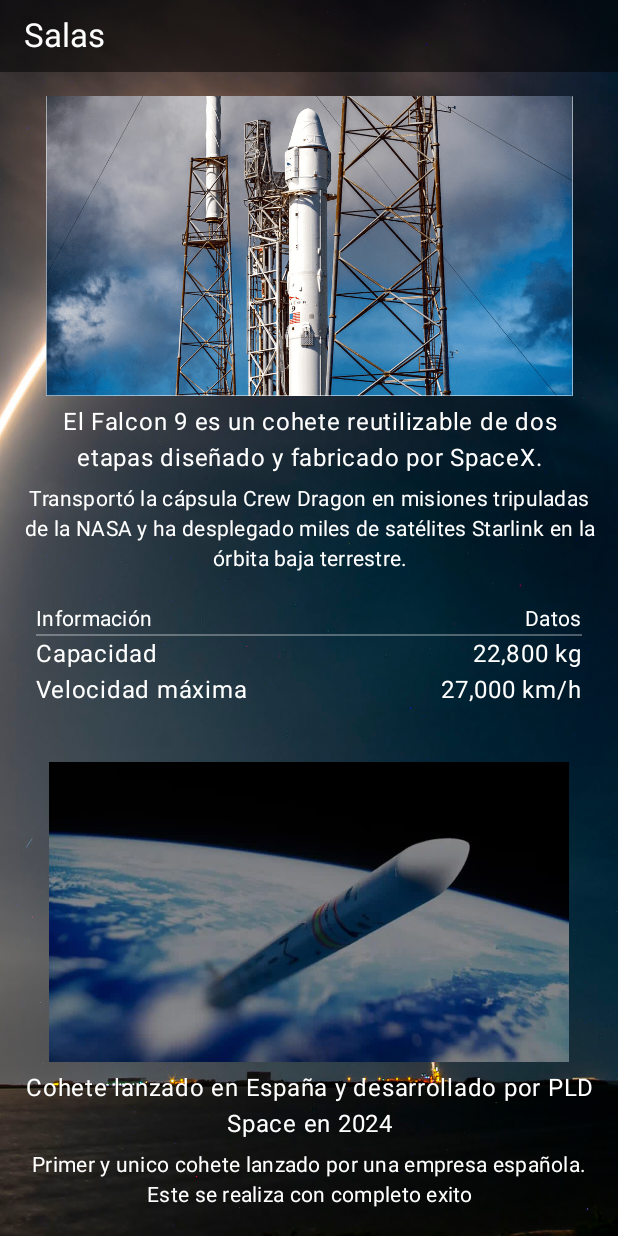
After one commit to adriiaan12/AplicacionMovil-Spacey, an Android app built with Jetpack Compose: the SalaScreen screen opened through its navigation route, on a phone screen of 412 x 824 dp. The commit adds this screen. Run offline under Robolectric (Android 15) with nearby library versions, the phone set to English and light mode, and no system bars.

Commit message:
Añadimos la screen salas
Contiene toda la informacion de las distintas salas.

```diff
--- a/app/src/main/java/com/example/ejemplo_menu_drawer/TaskManagerApp.kt
+++ b/app/src/main/java/com/example/ejemplo_menu_drawer/TaskManagerApp.kt
@@ -16,6 +16,7 @@ import androidx.navigation.compose.NavHost
 import androidx.navigation.compose.composable
 
 import com.example.ejemplo_menu_drawer.models.ViewModel_class
+import com.example.ejemplo_menu_drawer.ui.screens.SalaScreen
 import com.example.ejemplo_menu_drawer.ui.theme.Pink80
 
 @Composable
@@ -77,6 +78,7 @@ fun TaskManagerApp() {
             composable("home") { HomeScreen() }
             composable("tasks") { TaskScreen(viewModel) }
             composable("profile") { ProfileScreen() }
+            composable("Sala") { SalaScreen() }
         }
     }
 }
--- a/app/src/main/java/com/example/ejemplo_menu_drawer/models/ViewModel_class.kt
+++ b/app/src/main/java/com/example/ejemplo_menu_drawer/models/ViewModel_class.kt
@@ -36,8 +36,8 @@ class ViewModel_class:ViewModel() {
         _uiState.update { it.copy(apellido2 = nuevoApellido2) }
     }
 
-    fun onDniChange(nuevoDni: String) {
-        _uiState.update { it.copy(dni = nuevoDni) }
+    fun onDniChange(nuevotlf: String) {
+        _uiState.update { it.copy(tlf = nuevotlf) }
     }
 
     fun onEmailChange(nuevoEmail: String) {
@@ -50,7 +50,7 @@ class ViewModel_class:ViewModel() {
         when {
             state.nombre.isBlank() -> setError("El nombre es obligatorio")
             state.apellido1.isBlank() -> setError("El primer apellido es obligatorio")
-            state.dni.length < 8 -> setError("El DNI debe tener al menos 8 caracteres")
+            state.tlf.length < 9 -> setError("El tlf debe tener al menos 9 caracteres")
             !emailRegex.matches(state.email) -> setError("El email no tiene un formato válido")
             else -> {
                 _uiState.update {
--- a/app/src/main/java/com/example/ejemplo_menu_drawer/models/ViewModel_form.kt
+++ b/app/src/main/java/com/example/ejemplo_menu_drawer/models/ViewModel_form.kt
@@ -8,7 +8,7 @@ data class ViewModel_form(
     val nombre: String = "",
     val apellido1: String = "",
     val apellido2: String = "",
-    val dni: String = "",
+    val tlf: String = "",
     val email: String = "",
     val errorMensaje: String? = null,
     val envioExitoso: Boolean = false
--- a/app/src/main/java/com/example/ejemplo_menu_drawer/ui/components/AppDrawer.kt
+++ b/app/src/main/java/com/example/ejemplo_menu_drawer/ui/components/AppDrawer.kt
@@ -90,10 +90,10 @@ fun AppDrawer(onDestinationClicked: (String) -> Unit) {
             )
 
             NavigationDrawerItem(
-                label = { Text("Localizacion") },
+                label = { Text("Salas") },
                 selected = false,
-                onClick = { onDestinationClicked("profile") },
-                icon = { Icon(Icons.Default.Person, contentDescription = "Localizacion") },
+                onClick = { onDestinationClicked("Sala") },
+                icon = { Icon(Icons.Default.Person, contentDescription = "Salas") },
                 colors = NavigationDrawerItemDefaults.colors(
                     selectedContainerColor = Pink80, //MaterialTheme.colorScheme.primary.copy(alpha = 0.25f),
                     unselectedContainerColor = MaterialTheme.colorScheme.surface,  //MaterialTheme.colorScheme.surface,
--- /dev/null
+++ b/app/src/main/java/com/example/ejemplo_menu_drawer/ui/screens/SalaScreen.kt
@@ -0,0 +1,175 @@
+package com.example.ejemplo_menu_drawer.ui.screens
+
+import androidx.compose.foundation.layout.Box
+import androidx.compose.foundation.layout.fillMaxSize
+import androidx.compose.foundation.layout.padding
+import androidx.compose.material3.*
+import androidx.compose.material3.Text
+import androidx.compose.runtime.Composable
+import androidx.compose.ui.Modifier
+
+
+
+
+import androidx.compose.foundation.Image
+import androidx.compose.foundation.layout.*
+import androidx.compose.foundation.shape.RoundedCornerShape
+import androidx.compose.material3.MaterialTheme
+
+import androidx.compose.ui.Alignment
+import androidx.compose.ui.draw.clip
+import androidx.compose.ui.graphics.Color
+import androidx.compose.ui.layout.ContentScale
+import androidx.compose.ui.res.painterResource
+import androidx.compose.ui.text.style.TextAlign
+import androidx.compose.ui.unit.dp
+
+import androidx.compose.foundation.lazy.LazyColumn
+import androidx.compose.foundation.lazy.items
+
+import com.example.ejemplo_menu_drawer.R
+
+data class Sala(
+    val imagenRes: Int,
+    val descripcion: String,
+    val descripcion2: String,
+    val tablaInfo: List<Pair<String, String>> // cada par es una fila de la tabla (columna1, columna2)
+)
+
+@OptIn(ExperimentalMaterial3Api::class)
+@Composable
+fun SalaScreen() {
+    val salas = listOf(
+        Sala(
+            R.drawable.sala1,
+            "El Falcon 9 es un cohete reutilizable de dos etapas diseñado y fabricado por SpaceX.",
+            "Transportó la cápsula Crew Dragon en misiones tripuladas de la NASA y ha desplegado miles de satélites Starlink en la órbita baja terrestre.",
+            listOf(
+                "Capacidad" to "22,800 kg",
+                "Velocidad máxima" to "27,000 km/h"
+            )
+        ),
+        Sala(
+            R.drawable.sala2,
+            "Cohete lanzado en España y desarrollado por PLD Space en 2024",
+            "Primer y unico cohete lanzado por una empresa española. Este se realiza con completo exito",
+            listOf(
+                "Capacidad" to "140,000 kg",
+                "Velocidad máxima" to "39,900 km/h"
+            )
+        ),
+        Sala(
+            R.drawable.sala3,
+            "El Ariane 5 es un cohete de lanzamiento desarrollado por la Agencia Espacial Europea (ESA).",
+            "Realizó el lanzamiento del telescopio espacial James Webb en 2021.",
+            listOf(
+                "Capacidad" to "10,865 kg",
+                "Velocidad máxima" to "28,000 km/h"
+            )
+        )
+    )
+
+    Box(modifier = Modifier.fillMaxSize()) {
+
+        // Fondo que ocupa toda la pantalla, incluido el área de la TopAppBar
+        Image(
+            painter = painterResource(id = R.drawable.fotofondito),
+            contentDescription = "Fondo",
+            contentScale = ContentScale.Crop,
+            modifier = Modifier.fillMaxSize()
+        )
+
+        Scaffold(
+            //El codigo de aqui abajo sirve para que ponga salas y la barrita esta blurreada
+            topBar = {
+                TopAppBar(
+                    title = { Text("Salas") },
+                    modifier = Modifier.height(48.dp),
+                    colors = TopAppBarDefaults.topAppBarColors(
+                        containerColor = Color.Black.copy(alpha = 0.5f), // Transparente pero visible
+                        titleContentColor = Color.White
+                    )
+                )
+            },
+            containerColor = Color.Transparent // Hace que el fondo del Scaffold sea transparente
+        ) { paddingValues ->
+            LazyColumn(
+                modifier = Modifier
+                    .fillMaxSize()
+                    .padding(paddingValues)
+                    .padding(8.dp),
+                verticalArrangement = Arrangement.spacedBy(12.dp),
+                horizontalAlignment = Alignment.CenterHorizontally
+            ) {
+                items(salas) { sala ->
+                    SalaCard(sala)
+                }
+            }
+        }
+    }
+}
+
+@Composable
+fun SalaCard(sala: Sala) {
+    Column(
+        horizontalAlignment = Alignment.CenterHorizontally,
+        modifier = Modifier
+            .fillMaxWidth()
+            .padding(8.dp)
+    ) {
+        Image(
+            painter = painterResource(id = sala.imagenRes),
+            contentDescription = "Imagen de la sala",
+            modifier = Modifier
+                .height(200.dp)
+                .fillMaxWidth()
+                .clip(RoundedCornerShape(16.dp))
+        )
+
+        Spacer(modifier = Modifier.height(8.dp))
+
+        Text(
+            text = sala.descripcion,
+            style = MaterialTheme.typography.bodyLarge,
+            color = Color.White,
+            textAlign = TextAlign.Center
+        )
+
+        Spacer(modifier = Modifier.height(8.dp))
+
+        Text(
+            text = sala.descripcion2,
+            style = MaterialTheme.typography.bodyMedium,
+            color = Color.White,
+            textAlign = TextAlign.Center
+        )
+
+        Spacer(modifier = Modifier.height(12.dp))
+
+        // Tabla dinámica
+        Column(
+            modifier = Modifier
+                .fillMaxWidth()
+                .padding(8.dp)
+        ) {
+            Row(
+                modifier = Modifier.fillMaxWidth(),
+                horizontalArrangement = Arrangement.SpaceBetween
+            ) {
+                Text("Información", color = Color.White, style = MaterialTheme.typography.bodyMedium)
+                Text("Datos", color = Color.White, style = MaterialTheme.typography.bodyMedium)
+            }
+            Divider(color = Color.White.copy(alpha = 0.3f), thickness = 1.dp)
+
+            sala.tablaInfo.forEach { (zona, capacidad) ->
+                Row(
+                    modifier = Modifier.fillMaxWidth(),
+                    horizontalArrangement = Arrangement.SpaceBetween
+                ) {
+                    Text(zona, color = Color.White)
+                    Text(capacidad, color = Color.White)
+                }
+            }
+        }
+    }
+}
--- a/app/src/main/java/com/example/ejemplo_menu_drawer/ui/screens/TaskScreen.kt
+++ b/app/src/main/java/com/example/ejemplo_menu_drawer/ui/screens/TaskScreen.kt
@@ -59,9 +59,9 @@ fun TaskScreen(viewModel: ViewModel_class) {
         )
 
         TextField(
-            value = uiState.dni,
+            value = uiState.tlf,
             onValueChange = viewModel::onDniChange,
-            label = { Text("DNI") },
+            label = { Text("Numero de Telefono") },
             keyboardOptions = KeyboardOptions(keyboardType = KeyboardType.Text),
             modifier = Modifier.fillMaxWidth()
         )
@@ -99,7 +99,7 @@ fun TaskScreen(viewModel: ViewModel_class) {
                         Nombre: ${uiState.nombre}
                         Apellido 1: ${uiState.apellido1}
                         Apellido 2: ${uiState.apellido2}
-                        DNI: ${uiState.dni}
+                        DNI: ${uiState.tlf}
                         Email: ${uiState.email}
                         """.trimIndent()
                     )
```
Also changed, not shown: app/src/main/res/drawable/fotofondito.jpg (added), app/src/main/res/drawable/sala1.png (added), app/src/main/res/drawable/sala2.jpg (added), app/src/main/res/drawable/sala3.jpg (added).
